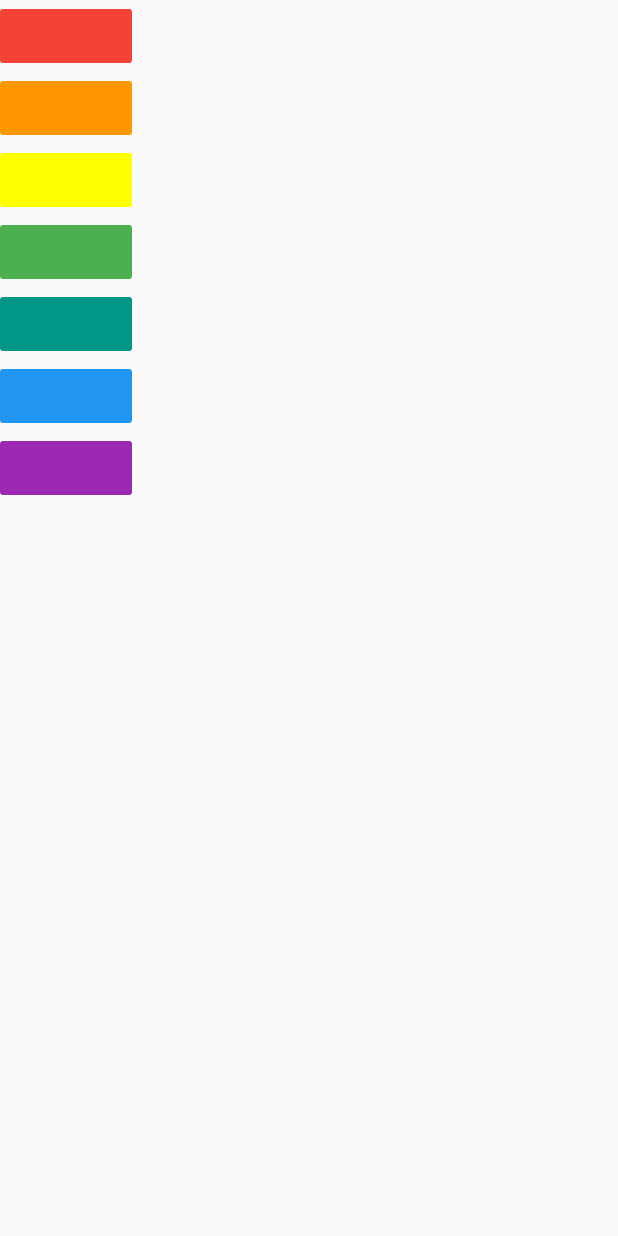
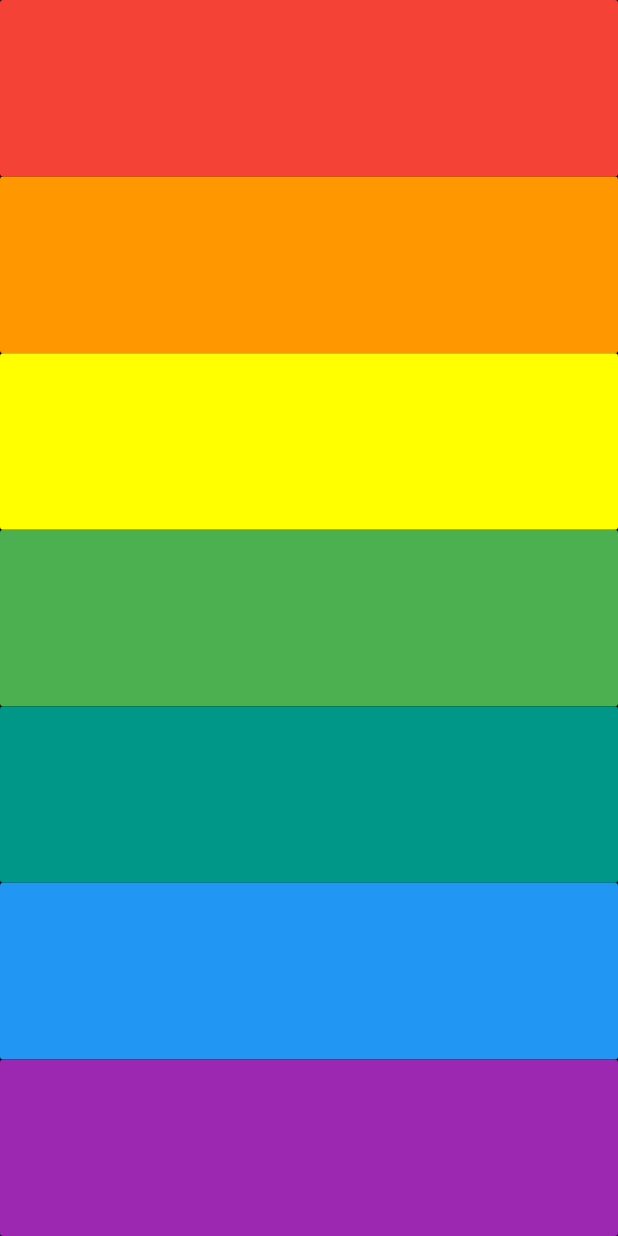
Before and after one commit to anmolgupta02/XyloPhone_Flutter, a Flutter app: the screen it shows after launch, on a phone screen of 412 x 824 dp. Run offline on Flutter 3.47's test engine with Material 2 defaults, Android fonts, the phone set to English and light mode, and no system bars; our stand-ins replace audioplayers.

Commit message:
Added Expanded Widget and Stretch. UI Done

```diff
--- a/lib/main.dart
+++ b/lib/main.dart
@@ -1,4 +1,5 @@
 import 'package:audioplayers/audio_cache.dart';
+import 'package:flutter/cupertino.dart';
 import 'package:flutter/material.dart';
 
 void main() {
@@ -11,52 +12,76 @@ class XyloPhoneApp extends StatelessWidget {
   Widget build(BuildContext context) {
     return MaterialApp(
       home: Scaffold(
+        backgroundColor: Colors.black,
         body: SafeArea(
             child: Column(
+              crossAxisAlignment: CrossAxisAlignment.stretch,
           children: <Widget>[
-            FlatButton(
+            Expanded(
+              child: FlatButton(
                   color: Colors.red,
                   onPressed: () {
                     playSound(1);
                   }),
-            FlatButton(
+            ),
+            Expanded(
+              child: FlatButton(
                   color: Colors.orange,
                   onPressed: () {
                     playSound(2);
                   }),
-            FlatButton(
+            ),
+            Expanded(
+              child: FlatButton(
                   color: Colors.yellowAccent,
                   onPressed: () {
                     playSound(3);
                   }),
-            FlatButton(
+            ),
+            Expanded(
+              child: FlatButton(
                   color: Colors.green,
                   onPressed: () {
                     playSound(4);
                   }),
-            FlatButton(
+            ),
+            Expanded(
+              child: FlatButton(
                   color: Colors.teal,
                   onPressed: () {
                     playSound(5);
                   }),
-            FlatButton(
+            ),
+            Expanded(
+              child: FlatButton(
                   color: Colors.blue,
                   onPressed: () {
                     playSound(6);
                   }),
-            FlatButton(
+            ),
+            Expanded(
+              child: FlatButton(
                   color: Colors.purple,
                   onPressed: () {
                     playSound(7);
                   }),
+            ),
           ],
         )),
       ),
     );
   }
-
   void playSound(int num) {
     final player = AudioCache();
     player.play('note$num.wav');
   }
+
+// Another Method to reduce code Duplicacy.
+//  Widget custom_Xylo(int num, Color color){
+//    return FlatButton(
+//      color: color;
+//
+//    )
+//  }
+
 }
```
Lines whose indentation alone changed are shown as unchanged.
